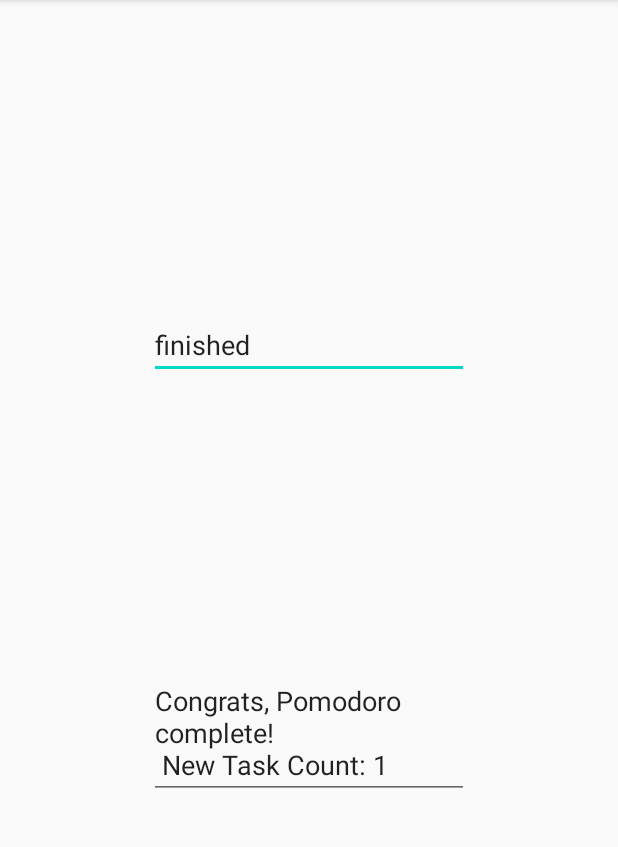
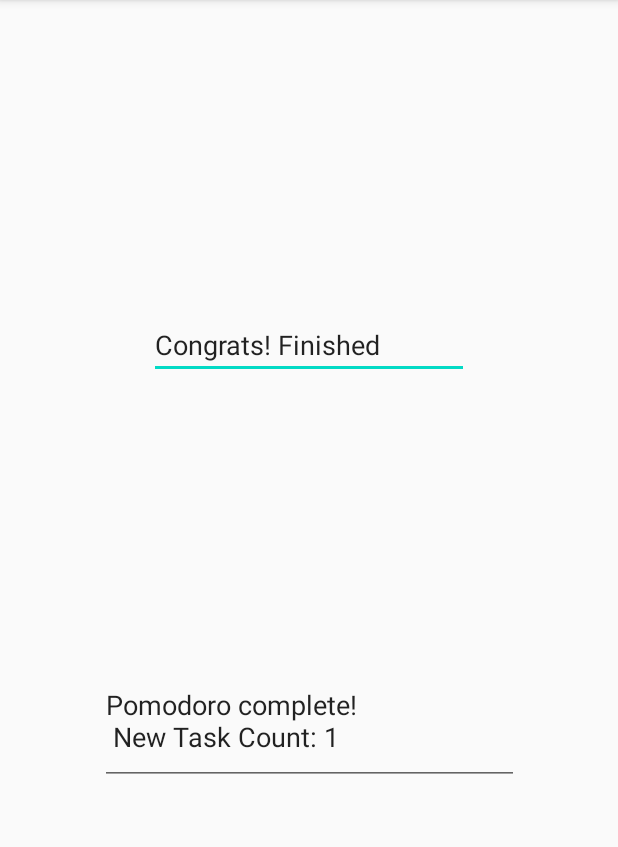
Before and after one commit to marcushio/LockingPomodoro, an Android app: the FocusActivity screen opened directly, with no data from a screen before it, on a phone screen of 412 x 824 dp, the part 84-931 px from its top. Run offline under Robolectric (Android 15) with nearby library versions, the phone set to English and light mode, and no system bars; 3 statements that could not run were skipped.

Commit message:
small touchup on display

```diff
--- a/app/src/main/java/com/example/lockingpomodoro/FocusActivity.java
+++ b/app/src/main/java/com/example/lockingpomodoro/FocusActivity.java
@@ -40,8 +40,8 @@ public class FocusActivity extends AppCompatActivity {
             @Override
             public void onFinish(){
                 pomodoroCount++;
-                String finish = "Congrats, Pomodoro complete! \n New Task Count: " + pomodoroCount;
-                timerText.setText("finished"); //this needs to update tally and return to main activity
+                String finish = "Pomodoro complete! \n New Task Count: " + pomodoroCount;
+                timerText.setText("Congrats! Finished"); //this needs to update tally and return to main activity
                 positiveMessageText.setText(finish);
             }
         }.start();
--- a/app/src/main/res/layout/activity_focus.xml
+++ b/app/src/main/res/layout/activity_focus.xml
@@ -32,8 +32,8 @@
 
     <EditText
         android:id="@+id/positive_message"
-        android:layout_width="wrap_content"
-        android:layout_height="wrap_content"
+        android:layout_width="279dp"
+        android:layout_height="76dp"
         android:layout_marginTop="128dp"
         android:ems="10"
         android:gravity="start|top"
```
